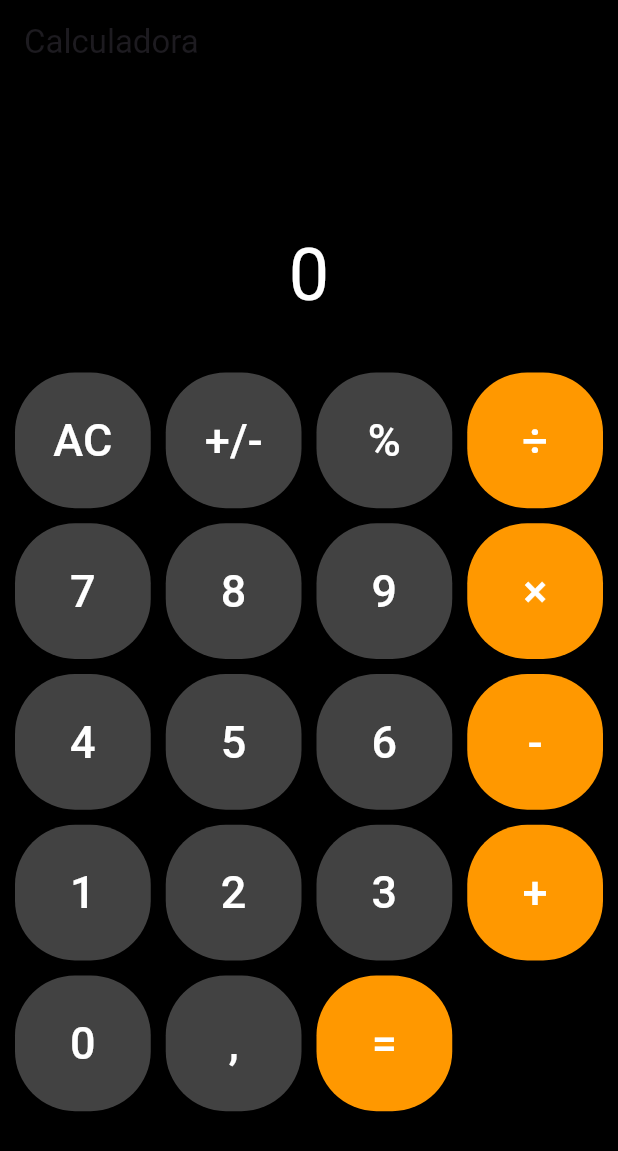
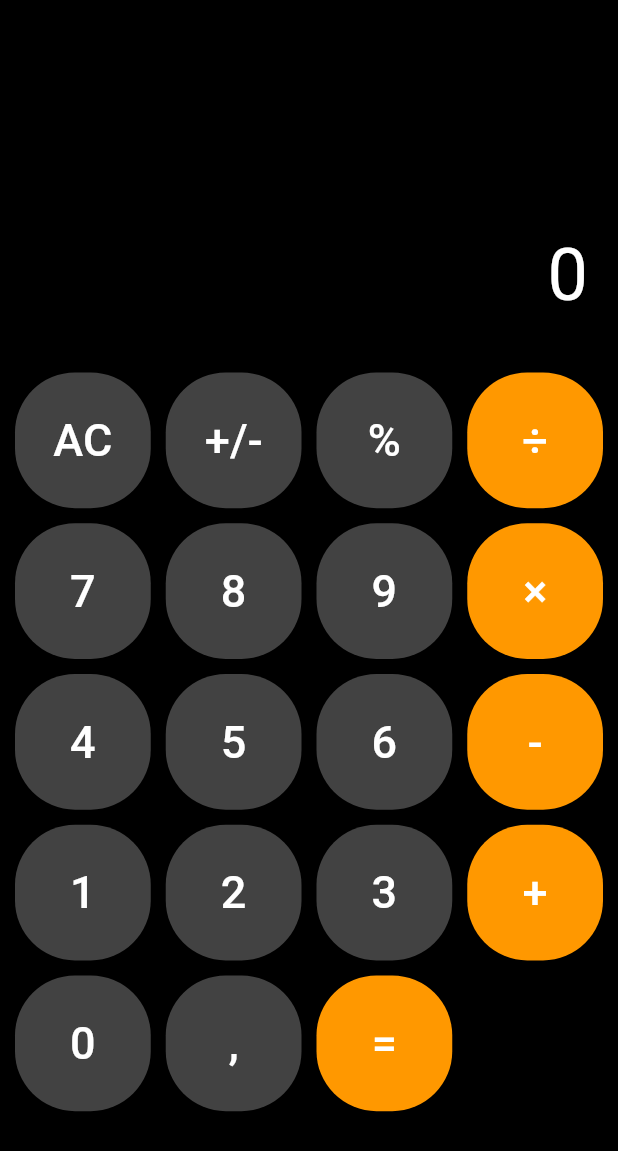
Before and after one commit to devgabe1/calculator, a Flutter app: the screen it shows after launch, on a phone screen of 412 x 824 dp. Shown: the top 1151 px of the screen. Run offline on Flutter 3.47's test engine with Material 3 defaults, Android fonts, the phone set to English and light mode, and no system bars; our stand-ins replace math_expressions.

Commit message:
Alinhamento texto

```diff
--- a/calculator/lib/pages/calculator_page.dart
+++ b/calculator/lib/pages/calculator_page.dart
@@ -89,7 +89,6 @@ String _evaluateExpression(String expression) {
   Widget build(BuildContext context) {
     return Scaffold(
       appBar: AppBar(
-        title: const Text('Calculadora'),
         backgroundColor: Colors.black,
       ),
       backgroundColor: Colors.black,
@@ -99,11 +98,15 @@ String _evaluateExpression(String expression) {
           // Tela de exibição da calculadora
 Padding(
   padding: const EdgeInsets.all(20.0),
+  child: Align(
+    alignment: Alignment.centerRight, // Alinha o texto à direita
     child: Text(
       _output,
       style: const TextStyle(fontSize: 48.0, color: Colors.white),
     ),
   ),
+),
+
           // Linhas de botões
 GridView.builder(
   shrinkWrap: true,
```
Lines whose indentation alone changed are shown as unchanged.
